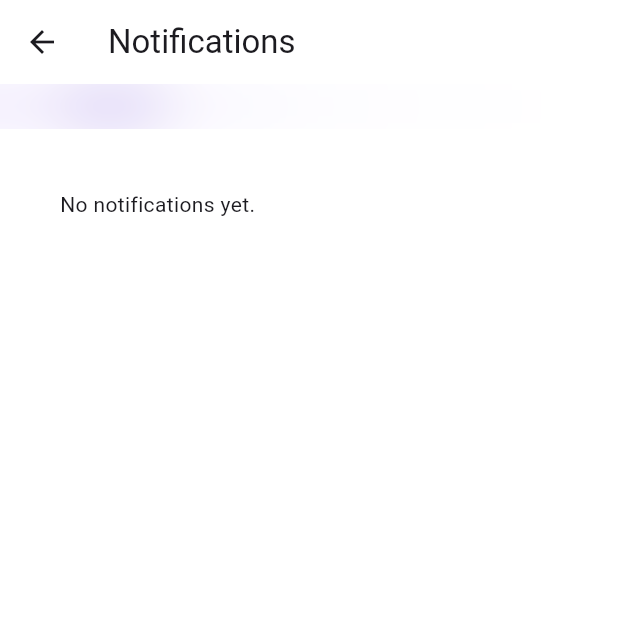
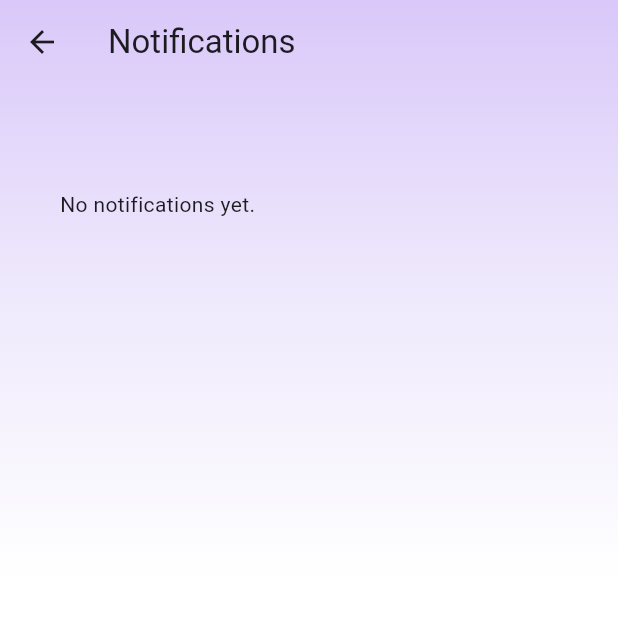
Before and after one commit to Jether34/ngiga-s, a Flutter app: the Home screen opened directly with empty values, after a tap on the "notifications none" icon, on a phone screen of 412 x 824 dp, the top half of it. Run offline on Flutter 3.47's test engine with Material 3 defaults, Android fonts, the phone set to English and light mode, and no system bars; our stand-ins replace image_picker, printing, shared_preferences; missing offline and left inert: mobile_scanner; accounts and stored records are empty; network calls fail.

Commit message:
Apply shared gradient and lock student identity fields

```diff
--- a/lib/app_palette.dart
+++ b/lib/app_palette.dart
@@ -28,4 +28,11 @@ abstract final class AppPalette {
     colors: [Color(0xffd7c6f5), Color(0xffefe7ff), Colors.white],
     stops: [0, .5, 1],
   );
+
+  static const pageGlow = LinearGradient(
+    begin: Alignment.topCenter,
+    end: Alignment.bottomCenter,
+    colors: [Color(0xffd9c8f9), Color(0xffeee8fc), Colors.white],
+    stops: [0, .48, 1],
+  );
 }
--- a/lib/header_haze.dart
+++ b/lib/header_haze.dart
@@ -1,6 +1,8 @@
 import 'dart:ui';
 
 import 'package:flutter/material.dart';
+
+import 'app_palette.dart';
 
 class HeaderHaze extends StatelessWidget {
   const HeaderHaze({super.key, this.height = 28});
@@ -11,37 +13,34 @@ class HeaderHaze extends StatelessWidget {
   Widget build(BuildContext context) => SizedBox(
     height: height,
     child: ClipRect(
-      child: Stack(
-        fit: StackFit.expand,
-        children: [
-          const DecoratedBox(
-            decoration: BoxDecoration(
-              gradient: LinearGradient(
-                colors: [Color(0xffd9c9fa), Color(0xfff7f5ff), Colors.white],
-                begin: Alignment.topLeft,
-                end: Alignment.bottomRight,
-              ),
-            ),
-          ),
-          Positioned(
-            left: 20,
-            top: -28,
-            child: Container(
-              width: 110,
-              height: 70,
-              decoration: const BoxDecoration(
-                color: Color(0x887b58d8),
-                shape: BoxShape.circle,
-              ),
-            ),
-          ),
-          BackdropFilter(
-            filter: ImageFilter.blur(sigmaX: 19, sigmaY: 19),
-            child: Container(color: Colors.white.withValues(alpha: .55)),
-          ),
-        ],
+      child: BackdropFilter(
+        filter: ImageFilter.blur(sigmaX: 19, sigmaY: 19),
+        child: ColoredBox(color: Colors.white.withValues(alpha: .08)),
       ),
     ),
+  );
+}
+
+class PageGradientBackground extends StatelessWidget {
+  const PageGradientBackground({super.key, required this.child});
+
+  final Widget child;
+
+  @override
+  Widget build(BuildContext context) => Stack(
+    children: [
+      const Positioned.fill(child: ColoredBox(color: Colors.white)),
+      const Positioned(
+        top: 0,
+        left: 0,
+        right: 0,
+        height: 390,
+        child: DecoratedBox(
+          decoration: BoxDecoration(gradient: AppPalette.pageGlow),
+        ),
+      ),
+      Positioned.fill(child: child),
+    ],
   );
 }
 
--- a/lib/main.dart
+++ b/lib/main.dart
@@ -19,6 +19,7 @@ import 'package:pdf/widgets.dart' as pw;
 import 'package:printing/printing.dart';
 import 'package:uuid/uuid.dart';
 import 'package:image_picker/image_picker.dart';
+import 'package:shared_preferences/shared_preferences.dart';
 
 const apiDefault = String.fromEnvironment(
   'API_URL',
@@ -46,13 +47,25 @@ class LabApp extends StatelessWidget {
   Widget build(BuildContext context) => MaterialApp(
     title: 'Stockroom',
     debugShowCheckedModeBanner: false,
+    builder: (context, child) => PageGradientBackground(child: child!),
     theme: ThemeData(
       colorScheme: ColorScheme.fromSeed(
         seedColor: teal,
         primary: teal,
         surface: Colors.white,
       ),
-      scaffoldBackgroundColor: canvas,
+      scaffoldBackgroundColor: Colors.transparent,
+      appBarTheme: const AppBarTheme(
+        backgroundColor: Colors.transparent,
+        surfaceTintColor: Colors.transparent,
+        elevation: 0,
+        scrolledUnderElevation: 0,
+        systemOverlayStyle: SystemUiOverlayStyle(
+          statusBarColor: Colors.transparent,
+          statusBarIconBrightness: Brightness.dark,
+          statusBarBrightness: Brightness.light,
+        ),
+      ),
       useMaterial3: true,
       cardTheme: CardThemeData(
         color: Colors.white,
@@ -177,6 +190,7 @@ class Home extends StatefulWidget {
 class _HomeState extends State<Home> {
   int tab = 0;
   String iconVariant = 'violet';
+  bool silentNotifications = false;
   List<dynamic> equipment = [], loans = [];
   List<dynamic> transactions = [], notifications = [];
   Uint8List? avatarBytes;
@@ -195,6 +209,23 @@ class _HomeState extends State<Home> {
     if (isAdmin) _connect();
     if (!isAdmin && Platform.isAndroid) _loadIconVariant();
     if (!isAdmin) _loadAvatar();
+    if (!isAdmin) _loadNotificationPreference();
+  }
+
+  Future<void> _loadNotificationPreference() async {
+    final prefs = await SharedPreferences.getInstance();
+    if (mounted) {
+      setState(
+        () => silentNotifications =
+            prefs.getBool('silent_notifications') ?? false,
+      );
+    }
+  }
+
+  Future<void> _setSilentNotifications(bool value) async {
+    final prefs = await SharedPreferences.getInstance();
+    await prefs.setBool('silent_notifications', value);
+    if (mounted) setState(() => silentNotifications = value);
   }
 
   Future<void> _loadAvatar() async {
@@ -754,6 +785,12 @@ class _HomeState extends State<Home> {
               ? AppBar(
                   backgroundColor: isAdmin && wide ? Colors.white : navy,
                   foregroundColor: isAdmin && wide ? navy : Colors.white,
+                  systemOverlayStyle: SystemUiOverlayStyle(
+                    statusBarColor: isAdmin && wide ? Colors.white : navy,
+                    statusBarIconBrightness: isAdmin && wide
+                        ? Brightness.dark
+                        : Brightness.light,
+                  ),
                   title: Text(
                     isAdmin && wide
                         ? 'Stockroom - Campus Inventory'
@@ -821,8 +858,8 @@ class _HomeState extends State<Home> {
                                 ),
                                 child: ListTile(
                                   selected: tab == i,
-                                  selectedTileColor: AppPalette.pearl,
-                                  selectedColor: navy,
+                                  selectedTileColor: Colors.transparent,
+                                  selectedColor: AppPalette.bright,
                                   textColor: Colors.white,
                                   iconColor: Colors.white,
                                   shape: RoundedRectangleBorder(
@@ -839,6 +876,7 @@ class _HomeState extends State<Home> {
                     else
                       NavigationRail(
                         backgroundColor: Colors.white,
+                        indicatorColor: Colors.transparent,
                         selectedIndex: tab,
                         onDestinationSelected: (i) => setState(() => tab = i),
                         labelType: NavigationRailLabelType.all,
@@ -846,6 +884,10 @@ class _HomeState extends State<Home> {
                           for (final n in names)
                             NavigationRailDestination(
                               icon: Icon(iconFor(n)),
+                              selectedIcon: Icon(
+                                iconFor(n),
+                                color: AppPalette.primary,
+                              ),
                               label: Text(n),
                             ),
                         ],
@@ -881,21 +923,16 @@ class _HomeState extends State<Home> {
                           children: [
                             for (var i = 0; i < names.length; i++)
                               Expanded(
-                                child: Padding(
-                                  padding: const EdgeInsets.all(4),
-                                  child: Material(
-                                    color: tab == i
-                                        ? AppPalette.mist
-                                        : Colors.white,
-                                    borderRadius: BorderRadius.circular(24),
-                                    clipBehavior: Clip.antiAlias,
-                                    child: InkWell(
-                                      overlayColor: WidgetStatePropertyAll(
-                                        AppPalette.pearl.withOpacity(.5),
-                                      ),
-                                      onTap: () => setState(() => tab = i),
-                                      child: Tooltip(
-                                        message: names[i],
+                                child: Semantics(
+                                  button: true,
+                                  selected: tab == i,
+                                  label: names[i],
+                                  child: GestureDetector(
+                                    behavior: HitTestBehavior.opaque,
+                                    onTap: () => setState(() => tab = i),
+                                    child: Tooltip(
+                                      message: names[i],
+                                      child: Center(
                                         child: Icon(
                                           iconFor(names[i]),
                                           size: 24,
@@ -924,7 +961,7 @@ class _HomeState extends State<Home> {
                   ),
                   child: NavigationBar(
                     backgroundColor: isAdmin ? navy : Colors.white,
-                    indicatorColor: AppPalette.pearl,
+                    indicatorColor: Colors.transparent,
                     selectedIndex: tab,
                     onDestinationSelected: (i) => setState(() => tab = i),
                     destinations: [
@@ -933,6 +970,10 @@ class _HomeState extends State<Home> {
                           icon: Icon(
                             iconFor(n),
                             color: isAdmin ? Colors.white : null,
+                          ),
+                          selectedIcon: Icon(
+                            iconFor(n),
+                            color: AppPalette.bright,
                           ),
                           label: n,
                         ),
@@ -2381,11 +2422,14 @@ class _HomeState extends State<Home> {
         onTap: Platform.isAndroid ? _chooseAppIcon : null,
       ),
       _settingsTile(
-        leading: const Icon(Icons.notifications_none),
-        title: const Text('Notifications'),
-        subtitle: const Text('Loan and return activity'),
-        trailing: const Icon(Icons.chevron_right),
-        onTap: _openNotifications,
+        leading: const Icon(Icons.notifications_off_outlined),
+        title: const Text('Silent notifications'),
+        subtitle: const Text('Keep future device alerts quiet'),
+        trailing: Switch.adaptive(
+          value: silentNotifications,
+          onChanged: _setSilentNotifications,
+        ),
+        onTap: () => _setSilentNotifications(!silentNotifications),
       ),
       Card(
         child: ListTile(
--- a/lib/notification_page.dart
+++ b/lib/notification_page.dart
@@ -58,6 +58,69 @@ class _NotificationPageState extends State<NotificationPage> {
     }
   }
 
+  IconData _iconFor(String type) => switch (type) {
+    'overdue' => Icons.warning_amber_rounded,
+    'returned' => Icons.assignment_return_outlined,
+    _ => Icons.inventory_2_outlined,
+  };
+
+  Future<void> _openNotice(Map<String, dynamic> item) async {
+    await read(item);
+    if (!mounted) return;
+    await showModalBottomSheet<void>(
+      context: context,
+      showDragHandle: true,
+      isScrollControlled: true,
+      backgroundColor: Colors.white,
+      shape: const RoundedRectangleBorder(
+        borderRadius: BorderRadius.vertical(top: Radius.circular(28)),
+      ),
+      builder: (context) => SafeArea(
+        top: false,
+        child: Padding(
+          padding: const EdgeInsets.fromLTRB(24, 8, 24, 30),
+          child: Column(
+            mainAxisSize: MainAxisSize.min,
+            crossAxisAlignment: CrossAxisAlignment.start,
+            children: [
+              CircleAvatar(
+                radius: 24,
+                backgroundColor: AppPalette.mist,
+                child: Icon(
+                  _iconFor('${item['type']}'),
+                  color: AppPalette.primary,
+                ),
+              ),
+              const SizedBox(height: 18),
+              Text(
+                '${item['title'] ?? 'Notification'}',
+                style: const TextStyle(
+                  color: AppPalette.deep,
+                  fontSize: 22,
+                  fontWeight: FontWeight.w800,
+                ),
+              ),
+              const SizedBox(height: 12),
+              Text(
+                '${item['message'] ?? ''}',
+                style: const TextStyle(
+                  color: AppPalette.ink,
+                  fontSize: 15,
+                  height: 1.5,
+                ),
+              ),
+              const SizedBox(height: 20),
+              Text(
+                '${item['created_at'] ?? ''}',
+                style: const TextStyle(color: AppPalette.muted, fontSize: 12),
+              ),
+            ],
+          ),
+        ),
+      ),
+    );
+  }
+
   @override
   Widget build(BuildContext context) => Scaffold(
     appBar: AppBar(title: const Text('Notifications')),
@@ -75,17 +138,28 @@ class _NotificationPageState extends State<NotificationPage> {
                 child: Text('No notifications yet.'),
               ),
             for (final notice in notices)
-              Card(
-                color: notice['is_read'] == true
-                    ? Colors.white
-                    : AppPalette.mist,
+              Padding(
+                padding: const EdgeInsets.only(bottom: 10),
+                child: Material(
+                  color: Colors.white,
+                  shape: RoundedRectangleBorder(
+                    borderRadius: BorderRadius.circular(20),
+                    side: const BorderSide(color: AppPalette.line),
+                  ),
+                  clipBehavior: Clip.antiAlias,
+                  child: InkWell(
+                    borderRadius: BorderRadius.circular(20),
+                    overlayColor: WidgetStatePropertyAll(
+                      AppPalette.pearl.withValues(alpha: .48),
+                    ),
+                    onTap: () => _openNotice(Map<String, dynamic>.from(notice)),
                     child: ListTile(
+                      contentPadding: const EdgeInsets.symmetric(
+                        horizontal: 16,
+                        vertical: 8,
+                      ),
                       leading: Icon(
-                    notice['type'] == 'overdue'
-                        ? Icons.warning_amber_rounded
-                        : notice['type'] == 'returned'
-                        ? Icons.assignment_return_outlined
-                        : Icons.inventory_2_outlined,
+                        _iconFor('${notice['type']}'),
                         color: AppPalette.primary,
                       ),
                       title: Text(
@@ -97,11 +171,10 @@ class _NotificationPageState extends State<NotificationPage> {
                         ),
                       ),
                       subtitle: Text(
-                    '${notice['message']}\n${notice['created_at']}',
-                    maxLines: 3,
+                        '${notice['message']}',
+                        maxLines: 2,
                         overflow: TextOverflow.ellipsis,
                       ),
-                  isThreeLine: true,
                       trailing: notice['is_read'] == true
                           ? const Icon(
                               Icons.done,
@@ -112,7 +185,8 @@ class _NotificationPageState extends State<NotificationPage> {
                               radius: 5,
                               backgroundColor: AppPalette.primary,
                             ),
-                  onTap: () => read(Map<String, dynamic>.from(notice)),
+                    ),
+                  ),
                 ),
               ),
           ],
--- a/pubspec.yaml
+++ b/pubspec.yaml
@@ -16,7 +16,7 @@ publish_to: 'none' # Remove this line if you wish to publish to pub.dev
 # https://developer.apple.com/library/archive/documentation/General/Reference/InfoPlistKeyReference/Articles/CoreFoundationKeys.html
 # In Windows, build-name is used as the major, minor, and patch parts
 # of the product and file versions while build-number is used as the build suffix.
-version: 1.1.0+2
+version: 1.1.1+3
 
 environment:
   sdk: ^3.13.7
```
Also changed, not shown: lib/auth_screen.dart (+1 -12 lines), lib/leaderboard_page.dart (+0 -16 lines), lib/student_profile_editor.dart (+11 -30 lines), 2 other files. Lines whose indentation alone changed are shown as unchanged.
